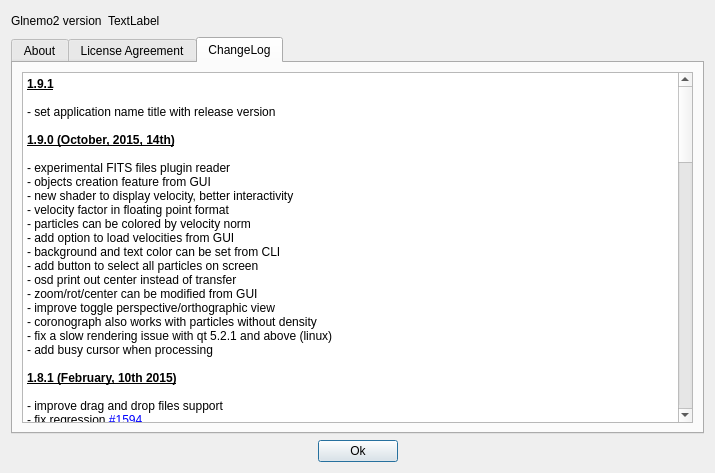
First picture: the form in src/formabout.ui, repository jcldc/glnemo2, before the edit.
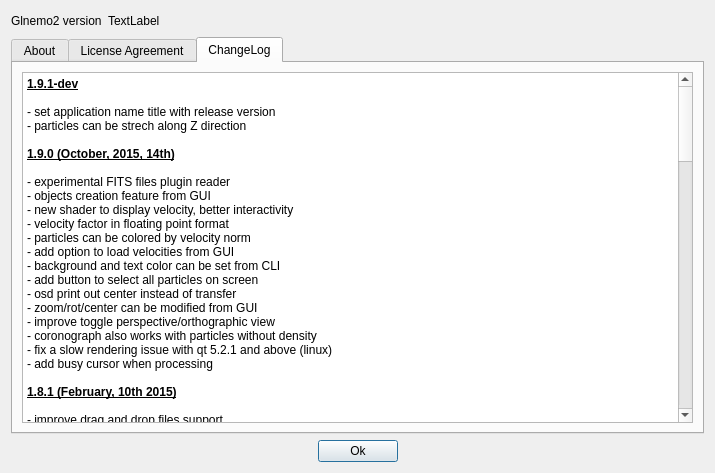
Second picture: the form after the edit. Icons and pictures are not drawn.

Commit message: fix shader bug on sphere opaque bc of new shader

Diff of the .ui file:
```diff
--- a/src/formabout.ui
+++ b/src/formabout.ui
@@ -1027,9 +1027,10 @@
 &lt;table border=&quot;0&quot; style=&quot;-qt-table-type: root; margin-top:4px; margin-bottom:4px; margin-left:4px; margin-right:4px;&quot;&gt;
 &lt;tr&gt;
 &lt;td style=&quot;border: none;&quot;&gt;
-&lt;p style=&quot; margin-top:0px; margin-bottom:0px; margin-left:0px; margin-right:0px; -qt-block-indent:0; text-indent:0px;&quot;&gt;&lt;span style=&quot; font-weight:600; text-decoration: underline;&quot;&gt;1.9.1&lt;/span&gt;&lt;/p&gt;
+&lt;p style=&quot; margin-top:0px; margin-bottom:0px; margin-left:0px; margin-right:0px; -qt-block-indent:0; text-indent:0px;&quot;&gt;&lt;span style=&quot; font-weight:600; text-decoration: underline;&quot;&gt;1.9.1-dev&lt;/span&gt;&lt;/p&gt;
 &lt;p style=&quot;-qt-paragraph-type:empty; margin-top:0px; margin-bottom:0px; margin-left:0px; margin-right:0px; -qt-block-indent:0; text-indent:0px;&quot;&gt;&lt;br /&gt;&lt;/p&gt;
 &lt;p style=&quot; margin-top:0px; margin-bottom:0px; margin-left:0px; margin-right:0px; -qt-block-indent:0; text-indent:0px;&quot;&gt;- set application name title with release version&lt;/p&gt;
+&lt;p style=&quot; margin-top:0px; margin-bottom:0px; margin-left:0px; margin-right:0px; -qt-block-indent:0; text-indent:0px;&quot;&gt;- particles can be strech along Z direction &lt;/p&gt;
 &lt;p style=&quot;-qt-paragraph-type:empty; margin-top:0px; margin-bottom:0px; margin-left:0px; margin-right:0px; -qt-block-indent:0; text-indent:0px;&quot;&gt;&lt;br /&gt;&lt;/p&gt;
 &lt;p style=&quot; margin-top:0px; margin-bottom:0px; margin-left:0px; margin-right:0px; -qt-block-indent:0; text-indent:0px;&quot;&gt;&lt;span style=&quot; font-weight:600; text-decoration: underline;&quot;&gt;1.9.0 (October, 2015, 14th)&lt;/span&gt;&lt;/p&gt;
 &lt;p style=&quot;-qt-paragraph-type:empty; margin-top:0px; margin-bottom:0px; margin-left:0px; margin-right:0px; -qt-block-indent:0; text-indent:0px; font-weight:600; text-decoration: underline;&quot;&gt;&lt;br /&gt;&lt;/p&gt;
```
The commit also changes 1 other file.
